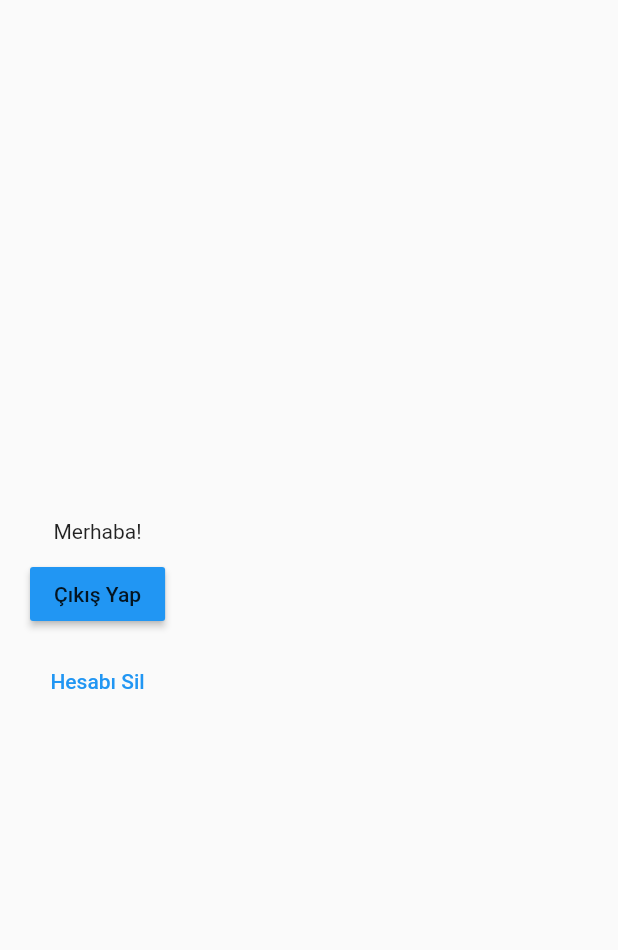
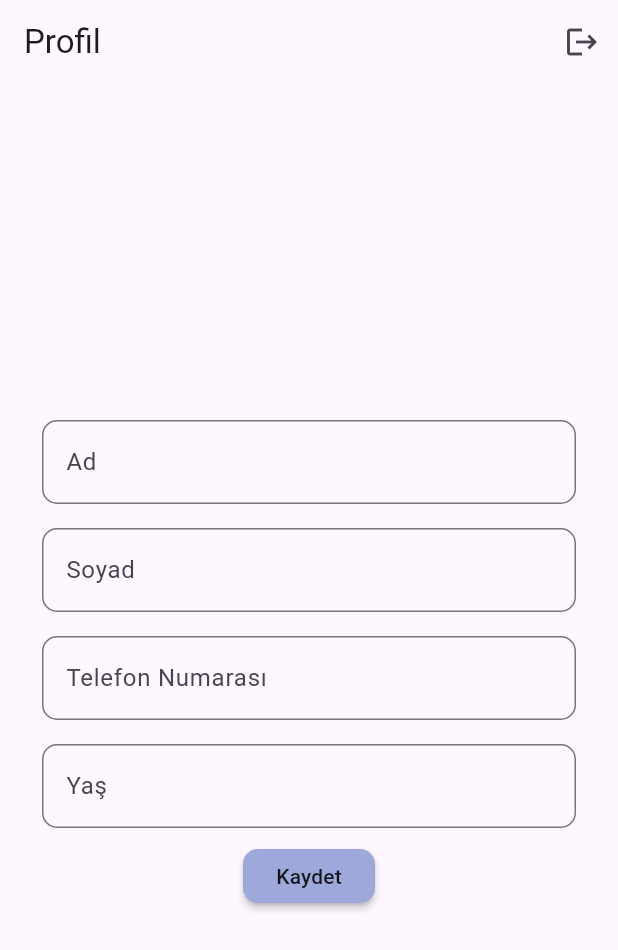
Before and after one commit to mhmetglrq/flutter_riverpod_firebaseAuth, a Flutter app: the HomePage screen opened directly, on a phone screen of 412 x 824 dp. Shown: the top 950 px of the screen. Run offline on Flutter 3.47's test engine with Material 2 defaults, Android fonts, the phone set to English and light mode, and no system bars; our stand-ins replace cloud_firestore, firebase_auth, firebase_core, flutter_riverpod; accounts and stored records are empty.

```diff
--- a/lib/features/home/pages/home_page.dart
+++ b/lib/features/home/pages/home_page.dart
@@ -1,69 +1,156 @@
 import 'package:flutter/material.dart';
-import 'package:flutter_random_project/features/auth/pages/sign_in_page.dart';
+import 'package:flutter_random_project/features/auth/controller/auth_controller.dart';
+import 'package:flutter_random_project/features/home/controller/home_controller.dart';
+import 'package:flutter_random_project/models/user_model.dart';
 import 'package:flutter_riverpod/flutter_riverpod.dart';
 
-import '../../auth/controller/auth_controller.dart';
-
-class HomePage extends StatelessWidget {
+class HomePage extends StatefulWidget {
   const HomePage({super.key});
 
   @override
+  State<HomePage> createState() => _HomePageState();
+}
+
+class _HomePageState extends State<HomePage> {
+  final TextEditingController _nameController = TextEditingController();
+  final TextEditingController _surnameController = TextEditingController();
+  final TextEditingController _phoneController = TextEditingController();
+  final TextEditingController _ageController = TextEditingController();
+  final _formKey = GlobalKey<FormState>();
+
+  @override
+  void dispose() {
+    _nameController.dispose();
+    _surnameController.dispose();
+    _phoneController.dispose();
+    _ageController.dispose();
+    super.dispose();
+  }
+
+  @override
   Widget build(BuildContext context) {
+    return Consumer(
+      builder: (context, ref, child) {
         return Scaffold(
-      body: Padding(
+          appBar: AppBar(
+            title: const Text('Profil'),
+            actions: [
+              IconButton(
+                onPressed: () {
+                  ref.read(authControllerProvider).logout();
+                },
+                icon: const Icon(Icons.logout),
+              ),
+            ],
+          ),
+          body: SafeArea(
+            child: Padding(
               padding: const EdgeInsets.all(20.0),
-        child: Consumer(
-          builder: (context, ref, child) {
-            return Column(
+              child: Form(
+                key: _formKey,
+                autovalidateMode: AutovalidateMode.onUserInteraction,
+                child: Column(
                   mainAxisAlignment: MainAxisAlignment.center,
                   children: [
-                const Text('Merhaba!'),
                     Padding(
-                  padding: const EdgeInsets.symmetric(vertical: 10.0),
-                  child: MaterialButton(
-                    color: Colors.blue,
-                    onPressed: () {
-                      ref.watch(authControllerProvider).logout().whenComplete(
-                        () {
-                          Navigator.pushAndRemoveUntil(
-                              context,
-                              MaterialPageRoute(
-                                builder: (_) => const SignInPage(),
-                              ),
-                              (route) => false);
+                      padding: const EdgeInsets.all(8.0),
+                      child: TextFormField(
+                        controller: _nameController,
+                        validator: (value) {
+                          if (value!.isEmpty) {
+                            return 'Lütfen adınızı giriniz';
+                          }
+                          return null;
                         },
-                      );
-                    },
-                    child: const Text(
-                      'Çıkış Yap',
+                        decoration: InputDecoration(
+                          labelText: 'Ad',
+                          border: OutlineInputBorder(
+                            borderRadius: BorderRadius.circular(10),
                           ),
                         ),
                       ),
-                TextButton(
-                  onPressed: () {
-                    ref
-                        .watch(authControllerProvider)
-                        .deleteAccount()
-                        .whenComplete(
-                      () {
-                        Navigator.pushAndRemoveUntil(
-                            context,
-                            MaterialPageRoute(
-                              builder: (_) => const SignInPage(),
                     ),
-                            (route) => false);
+                    Padding(
+                      padding: const EdgeInsets.all(8.0),
+                      child: TextFormField(
+                        controller: _surnameController,
+                        validator: (value) {
+                          if (value!.isEmpty) {
+                            return 'Lütfen soyadınızı giriniz';
+                          }
+                          return null;
                         },
-                    );
-                  },
-                  child: const Text(
-                    'Hesabı Sil',
+                        decoration: InputDecoration(
+                          labelText: 'Soyad',
+                          border: OutlineInputBorder(
+                            borderRadius: BorderRadius.circular(10),
                           ),
                         ),
+                      ),
+                    ),
+                    Padding(
+                      padding: const EdgeInsets.all(8.0),
+                      child: TextFormField(
+                        controller: _phoneController,
+                        validator: (value) {
+                          if (value!.isEmpty) {
+                            return 'Lütfen telefon numaranızı giriniz';
+                          }
+                          return null;
+                        },
+                        decoration: InputDecoration(
+                          labelText: 'Telefon Numarası',
+                          border: OutlineInputBorder(
+                            borderRadius: BorderRadius.circular(10),
+                          ),
+                        ),
+                      ),
+                    ),
+                    Padding(
+                      padding: const EdgeInsets.all(8.0),
+                      child: TextFormField(
+                        controller: _ageController,
+                        validator: (value) {
+                          if (value!.isEmpty) {
+                            return 'Lütfen yaşınızı giriniz';
+                          }
+                          return null;
+                        },
+                        decoration: InputDecoration(
+                          labelText: 'Yaş',
+                          border: OutlineInputBorder(
+                            borderRadius: BorderRadius.circular(10),
+                          ),
+                        ),
+                      ),
+                    ),
+                    MaterialButton(
+                      color: Colors.indigo[200],
+                      onPressed: () {
+                        if (_formKey.currentState!.validate()) {
+                          UserModel userModel = UserModel(
+                            age: int.parse(_ageController.text),
+                            name: _nameController.text,
+                            surname: _surnameController.text,
+                            phoneNumber: _phoneController.text,
+                          );
+                          ref
+                              .read(homeControllerProvider)
+                              .saveUserInfo(userModel);
+                        }
+                      },
+                      shape: RoundedRectangleBorder(
+                        borderRadius: BorderRadius.circular(10),
+                      ),
+                      child: const Text('Kaydet'),
+                    ),
                   ],
-            );
-          },
+                ),
+              ),
             ),
           ),
         );
+      },
+    );
   }
 }
--- a/lib/main.dart
+++ b/lib/main.dart
@@ -23,10 +23,11 @@ class MyApp extends StatelessWidget {
   @override
   Widget build(BuildContext context) {
     return MaterialApp(
-      title: 'Flutter Demo',
+      title: 'Flutter | Riverpod-FirebaseAuth',
       theme: ThemeData(
-        primarySwatch: Colors.blue,
+        useMaterial3: true,
       ),
+      debugShowCheckedModeBanner: false,
       home: FirebaseAuth.instance.currentUser == null
           ? const SignInPage()
           : const HomePage(),
--- /dev/null
+++ b/lib/models/user_model.dart
@@ -0,0 +1,67 @@
+class UserModel {
+  String name;
+  String surname;
+  int age;
+  String phoneNumber;
+  UserModel({
+    required this.name,
+    required this.surname,
+    required this.age,
+    required this.phoneNumber,
+  });
+
+  UserModel copyWith({
+    String? name,
+    String? surname,
+    int? age,
+    String? phoneNumber,
+  }) {
+    return UserModel(
+      name: name ?? this.name,
+      surname: surname ?? this.surname,
+      age: age ?? this.age,
+      phoneNumber: phoneNumber ?? this.phoneNumber,
+    );
+  }
+
+  Map<String, dynamic> toMap() {
+    return <String, dynamic>{
+      'name': name,
+      'surname': surname,
+      'age': age,
+      'phoneNumber': phoneNumber,
+    };
+  }
+
+  factory UserModel.fromMap(Map<String, dynamic> map) {
+    return UserModel(
+      name: map['name'] as String,
+      surname: map['surname'] as String,
+      age: map['age'] as int,
+      phoneNumber: map['phoneNumber'] as String,
+    );
+  }
+
+  @override
+  String toString() {
+    return 'UserModel(name: $name, surname: $surname, age: $age, phoneNumber: $phoneNumber)';
+  }
+
+  @override
+  bool operator ==(covariant UserModel other) {
+    if (identical(this, other)) return true;
+
+    return other.name == name &&
+        other.surname == surname &&
+        other.age == age &&
+        other.phoneNumber == phoneNumber;
+  }
+
+  @override
+  int get hashCode {
+    return name.hashCode ^
+        surname.hashCode ^
+        age.hashCode ^
+        phoneNumber.hashCode;
+  }
+}
--- a/pubspec.yaml
+++ b/pubspec.yaml
@@ -19,7 +19,7 @@ publish_to: "none" # Remove this line if you wish to publish to pub.dev
 version: 1.0.0+1
 
 environment:
-  sdk: ">=2.19.2 <3.0.0"
+  sdk: ">=3.1.3 <4.0.0"
 
 # Dependencies specify other packages that your package needs in order to work.
 # To automatically upgrade your package dependencies to the latest versions
@@ -37,6 +37,9 @@ dependencies:
   firebase_core: ^2.9.0
   firebase_auth: ^4.6.2
   flutter_riverpod: ^2.3.6
+  cloud9: ^0.0.1-Dev
+  cloud_firestore: ^4.9.1
+  uuid: ^4.1.0
 
 dev_dependencies:
   flutter_test:
```
Also changed, not shown: lib/features/home/controller/home_controller.dart (added, +34 -0 lines), lib/features/home/repository/home_repository.dart (added, +54 -0 lines), pubspec.lock, 2 other files. Lines whose indentation alone changed are shown as unchanged.
